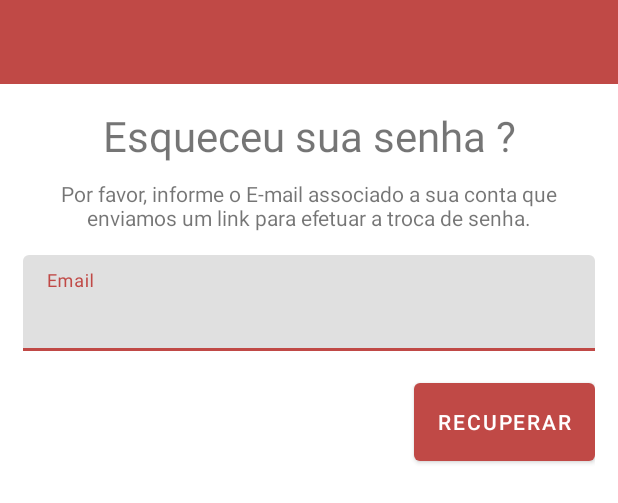
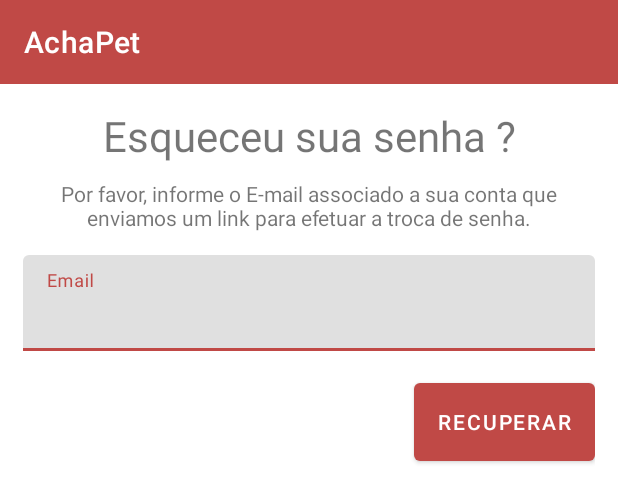
Before and after one commit to EduAkira/AchaPet, an Android app: the layout activity_pessoa_recuperar_senha.xml on its own in the app's theme, with its tools: preview values and no code run, on a phone screen of 412 x 824 dp. Shown: the top 503 px of the screen. Run offline under Robolectric (Android 15) with nearby library versions, the phone set to English and light mode, and no system bars.

Commit message:
foi feito o nclude do toolbar

```diff
--- a/AchaPet_app/app/build.gradle
+++ b/AchaPet_app/app/build.gradle
@@ -39,6 +39,8 @@ dependencies {
     implementation 'com.google.firebase:firebase-firestore:17.1.2'
 
 
+    implementation 'androidx.legacy:legacy-support-v4:1.0.0'
+    implementation 'androidx.lifecycle:lifecycle-extensions:2.0.0'
     androidTestImplementation 'androidx.test:runner:1.1.0'
     androidTestImplementation 'androidx.test.espresso:espresso-core:3.1.0'
     testImplementation 'junit:junit:4.12'
--- a/AchaPet_app/app/src/main/AndroidManifest.xml
+++ b/AchaPet_app/app/src/main/AndroidManifest.xml
@@ -14,17 +14,18 @@
         android:roundIcon="@mipmap/ic_launcher_round"
         android:supportsRtl="true"
         android:theme="@style/NoAppTheme">
+        <activity android:name=".MainActivity"></activity>
         <activity
             android:name=".Activity.SplashScreenActivity"
             android:theme="@style/NoAppTheme">
             <intent-filter>
                 <action android:name="android.intent.action.MAIN" />
+
                 <category android:name="android.intent.category.LAUNCHER" />
             </intent-filter>
         </activity>
-
         <activity
-            android:name=".Activity.Animal.ListaCachorroPerdido"
+            android:name=".Activity.Pet.ListaPetActivity"
             android:theme="@style/NoAppTheme" />
         <activity
             android:name=".Activity.Pessoa.RecuperarSenhaPessoaActivity"
--- a/AchaPet_app/app/src/main/java/br/com/achapet/Activity/SplashScreenActivity.java
+++ b/AchaPet_app/app/src/main/java/br/com/achapet/Activity/SplashScreenActivity.java
@@ -6,10 +6,8 @@ import android.content.Intent;
 import android.os.Bundle;
 import android.view.View;
 
-import br.com.achapet.Activity.Animal.ListaCachorroPerdido;
-import br.com.achapet.Activity.Pessoa.CadastroPessoaActivity;
+import br.com.achapet.Activity.Pet.ListaPetActivity;
 import br.com.achapet.Activity.Pessoa.LoginPessoaActivity;
-import br.com.achapet.Activity.Pessoa.RecuperarSenhaPessoaActivity;
 import br.com.achapet.Modal.PessoaModal;
 import br.com.achapet.R;
 
@@ -43,7 +41,7 @@ public class SplashScreenActivity extends AppCompatActivity implements View.OnCl
                 startActivity(intent);
                 break;
             case R.id.splash_pet_perdido:
-                intent = new Intent(this, ListaCachorroPerdido.class);
+                intent = new Intent(this, ListaPetActivity.class);
                 startActivity(intent);
                 finish();
                 break;
--- a/AchaPet_app/app/src/main/java/br/com/achapet/Modal/AnimalModal.java
+++ b/AchaPet_app/app/src/main/java/br/com/achapet/Modal/PetModal.java
@@ -1,4 +1,4 @@
 package br.com.achapet.Modal;
 
-public class AnimalModal {
+public class PetModal {
 }
--- a/AchaPet_app/app/src/main/res/layout/activity_pessoa_recuperar_senha.xml
+++ b/AchaPet_app/app/src/main/res/layout/activity_pessoa_recuperar_senha.xml
@@ -6,12 +6,7 @@
     android:layout_height="match_parent"
     tools:context=".Activity.Pessoa.RecuperarSenhaPessoaActivity"
     android:orientation="vertical">
-    <androidx.appcompat.widget.Toolbar
-        android:id="@+id/toolbar"
-        android:background="@color/colorPrimary"
-        app:titleTextColor="@color/primaryTextColor"
-        android:layout_width="match_parent"
-        android:layout_height="?attr/actionBarSize"/>
+    <include layout="@layout/toolbar"/>
     <LinearLayout
         android:layout_width="match_parent"
         android:layout_height="match_parent"
--- /dev/null
+++ b/AchaPet_app/app/src/main/res/layout/toolbar.xml
@@ -0,0 +1,17 @@
+<?xml version="1.0" encoding="utf-8"?>
+<LinearLayout
+    xmlns:android="http://schemas.android.com/apk/res/android"
+    xmlns:app="http://schemas.android.com/apk/res-auto"
+    android:orientation="vertical"
+    android:layout_width="match_parent"
+    android:layout_height="wrap_content">
+    <androidx.appcompat.widget.Toolbar
+        android:id="@+id/toolbar"
+        android:background="@color/colorPrimary"
+        app:titleTextColor="@color/primaryTextColor"
+        android:layout_width="match_parent"
+        android:layout_height="?attr/actionBarSize"
+        app:title="@string/app_name"
+        app:layout_collapseMode="pin"
+        app:layout_scrollFlags="scroll|enterAlways" />
+</LinearLayout>
--- a/AchaPet_app/app/src/main/res/values/strings.xml
+++ b/AchaPet_app/app/src/main/res/values/strings.xml
@@ -1,3 +1,6 @@
 <resources>
     <string name="app_name">AchaPet</string>
+
+    <!-- TODO: Remove or change this placeholder text -->
+    <string name="hello_blank_fragment">Hello blank fragment</string>
 </resources>
```
Also changed, not shown: AchaPet_app/app/src/main/java/br/com/achapet/Activity/Pet/ListaPetActivity.java (renamed from AchaPet_app/app/src/main/java/br/com/achapet/Activity/Animal/ListaCachorroPerdido.java, +6 -5 lines), AchaPet_app/app/src/main/java/br/com/achapet/MainActivity.java (added, +14 -0 lines), AchaPet_app/app/src/main/res/layout/activity_pessoa_cadastro.xml (+3 -6 lines), AchaPet_app/app/src/main/res/layout/activity_pet_lista.xml (renamed from AchaPet_app/app/src/main/res/layout/activity_lista_cachorro_perdido.xml, +10 -7 lines).
